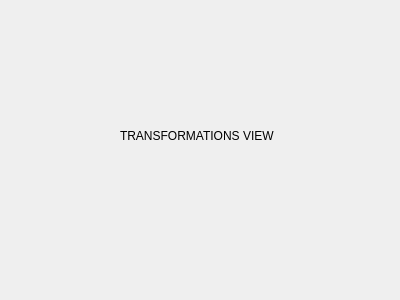
polca-project/polca-toolbox, file POGADE/pogadetransformationview.ui: the form before one commit.
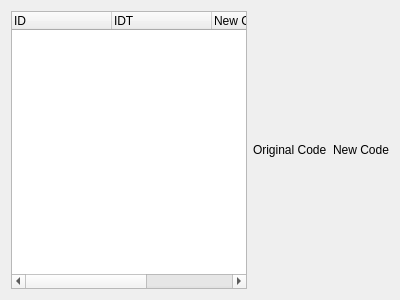
The form after the commit.

Commit message: POGADE: improved graph and transformations

Diff of the .ui file:
```diff
--- a/POGADE/pogadetransformationview.ui
+++ b/POGADE/pogadetransformationview.ui
@@ -13,19 +13,58 @@
   <property name="windowTitle">
    <string>Form</string>
   </property>
-  <widget class="QLabel" name="label">
-   <property name="geometry">
-    <rect>
-     <x>120</x>
-     <y>120</y>
-     <width>181</width>
-     <height>31</height>
-    </rect>
-   </property>
-   <property name="text">
-    <string>TRANSFORMATIONS VIEW</string>
-   </property>
-  </widget>
+  <layout class="QVBoxLayout" name="verticalLayout">
+   <item>
+    <layout class="QHBoxLayout" name="horizontalLayout">
+     <item>
+      <widget class="QTreeWidget" name="treeTransformations">
+       <column>
+        <property name="text">
+         <string>ID</string>
+        </property>
+       </column>
+       <column>
+        <property name="text">
+         <string>IDT</string>
+        </property>
+       </column>
+       <column>
+        <property name="text">
+         <string>New Column</string>
+        </property>
+       </column>
+       <column>
+        <property name="text">
+         <string>Transformation</string>
+        </property>
+       </column>
+      </widget>
+     </item>
+     <item>
+      <layout class="QVBoxLayout" name="layoutCodeOld">
+       <item>
+        <widget class="QLabel" name="label">
+         <property name="text">
+          <string>Original Code</string>
+         </property>
+        </widget>
+       </item>
+      </layout>
+     </item>
+     <item>
+      <layout class="QVBoxLayout" name="layoutCodeNew">
+       <item>
+        <widget class="QLabel" name="label_2">
+         <property name="text">
+          <string>New Code</string>
+         </property>
+        </widget>
+       </item>
+      </layout>
+     </item>
+    </layout>
+   </item>
+  </layout>
  </widget>
  <resources/>
  <connections/>
```
The commit also changes 13 other files.
